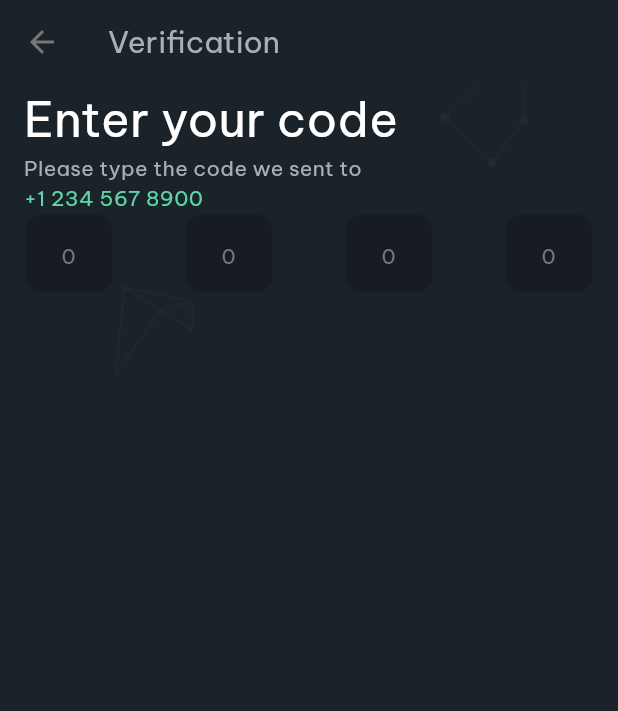
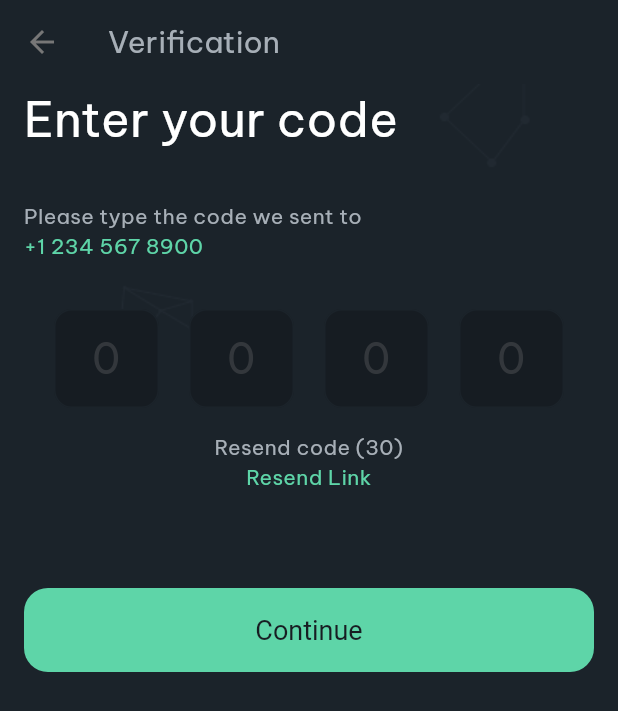
Before and after one commit to NjckEnder/TitansCrypto, a Flutter app: the VerificationOTPCode screen opened by its route, on a phone screen of 412 x 824 dp. Shown: the top 711 px of the screen. Run offline on Flutter 3.47's test engine with Material 2 defaults, Android fonts, the phone set to English and light mode, and no system bars; our stand-ins replace equatable, firebase_auth, firebase_core, firebase_storage, flutter_bloc, flutter_svg and 3 more; accounts and stored records are empty.

Commit message:
done UI OTP verification

```diff
--- a/lib/app/presentation/auth/verification_OTP/verification_OTP.dart
+++ b/lib/app/presentation/auth/verification_OTP/verification_OTP.dart
@@ -15,6 +15,7 @@ class VerificationOTPCode extends StatefulWidget {
 class _VerificationOTPCodeState extends State<VerificationOTPCode> {
   @override
   Widget build(BuildContext context) {
+    final width = MediaQuery.of(context).size.width;
     return AppViewLayout(
       mobileView: AppBackground(
           appBar: AppBar(
@@ -44,25 +45,37 @@ class _VerificationOTPCodeState extends State<VerificationOTPCode> {
                   text: 'Enter your code',
                   color: ThemeColors.textColor1,
                 ),
+                const AppPadding.medium(),
                 const AppText.labelLarge(
                   text: 'Please type the code we sent to',
                   color: ThemeColors.textColor2,
                 ),
                 const AppText.labelLarge(text: '+1 234 567 8900'),
-                Row(
-                  mainAxisAlignment: MainAxisAlignment.spaceBetween,
+                AppPadding(
+                  padding: const AppEdgeInsets.only(
+                      top: AppGapSize.large, bottom: AppGapSize.medium),
+                  child: Row(
+                    mainAxisAlignment: MainAxisAlignment.spaceEvenly,
                     children: [
                       SizedBox(
-                      width: 60,
-                      height: 54,
+                        width: width * 0.17,
                         child: TextFormField(
-                        decoration: const InputDecoration(hintText: '0'),
+                          decoration: InputDecoration(
+                            contentPadding: const EdgeInsets.all(12),
+                            hintText: '0',
+                            hintStyle: TextStyle(
+                              fontSize: 28,
+                              color: ThemeColors.textColor4.withOpacity(0.3),
+                            ),
+                          ),
                           onChanged: (value) {
                             if (value.length == 1) {
                               FocusScope.of(context).nextFocus();
                             }
                           },
                           keyboardType: TextInputType.number,
+                          style: const TextStyle(
+                              fontSize: 28, color: ThemeColors.textColor1),
                           textAlign: TextAlign.center,
                           inputFormatters: [
                             LengthLimitingTextInputFormatter(1),
@@ -71,16 +84,24 @@ class _VerificationOTPCodeState extends State<VerificationOTPCode> {
                         ),
                       ),
                       SizedBox(
-                      width: 60,
-                      height: 54,
+                        width: width * 0.17,
                         child: TextFormField(
-                        decoration: const InputDecoration(hintText: '0'),
+                          decoration: InputDecoration(
+                            contentPadding: const EdgeInsets.all(12),
+                            hintText: '0',
+                            hintStyle: TextStyle(
+                              fontSize: 28,
+                              color: ThemeColors.textColor4.withOpacity(0.3),
+                            ),
+                          ),
                           onChanged: (value) {
                             if (value.length == 1) {
                               FocusScope.of(context).nextFocus();
                             }
                           },
                           keyboardType: TextInputType.number,
+                          style: const TextStyle(
+                              fontSize: 28, color: ThemeColors.textColor1),
                           textAlign: TextAlign.center,
                           inputFormatters: [
                             LengthLimitingTextInputFormatter(1),
@@ -89,16 +110,24 @@ class _VerificationOTPCodeState extends State<VerificationOTPCode> {
                         ),
                       ),
                       SizedBox(
-                      width: 60,
-                      height: 54,
+                        width: width * 0.17,
                         child: TextFormField(
-                        decoration: const InputDecoration(hintText: '0'),
+                          decoration: InputDecoration(
+                            contentPadding: const EdgeInsets.all(12),
+                            hintText: '0',
+                            hintStyle: TextStyle(
+                              fontSize: 28,
+                              color: ThemeColors.textColor4.withOpacity(0.3),
+                            ),
+                          ),
                           onChanged: (value) {
                             if (value.length == 1) {
                               FocusScope.of(context).nextFocus();
                             }
                           },
                           keyboardType: TextInputType.number,
+                          style: const TextStyle(
+                              fontSize: 28, color: ThemeColors.textColor1),
                           textAlign: TextAlign.center,
                           inputFormatters: [
                             LengthLimitingTextInputFormatter(1),
@@ -107,16 +136,24 @@ class _VerificationOTPCodeState extends State<VerificationOTPCode> {
                         ),
                       ),
                       SizedBox(
-                      width: 60,
-                      height: 54,
+                        width: width * 0.17,
                         child: TextFormField(
-                        decoration: const InputDecoration(hintText: '0'),
+                          decoration: InputDecoration(
+                            contentPadding: const EdgeInsets.all(12),
+                            hintText: '0',
+                            hintStyle: TextStyle(
+                              fontSize: 28,
+                              color: ThemeColors.textColor4.withOpacity(0.3),
+                            ),
+                          ),
                           onChanged: (value) {
                             if (value.length == 1) {
                               FocusScope.of(context).nextFocus();
                             }
                           },
                           keyboardType: TextInputType.number,
+                          style: const TextStyle(
+                              fontSize: 28, color: ThemeColors.textColor1),
                           textAlign: TextAlign.center,
                           inputFormatters: [
                             LengthLimitingTextInputFormatter(1),
@@ -125,6 +162,19 @@ class _VerificationOTPCodeState extends State<VerificationOTPCode> {
                         ),
                       ),
                     ],
+                  ),
+                ),
+                const Center(
+                  child: AppText.labelLarge(
+                    text: 'Resend code (30)',
+                    color: ThemeColors.textColor2,
+                  ),
+                ),
+                const Center(child: AppText.labelLarge(text: 'Resend Link')),
+                const AppPadding.large(),
+                AppButton.max(
+                  title: 'Continue',
+                  onPressed: () {},
                 )
               ],
             ),
--- a/lib/theme/config/theme_data.dart
+++ b/lib/theme/config/theme_data.dart
@@ -44,7 +44,7 @@ class ThemePrimary {
                 BorderSide(color: ThemeColors.primaryColor.withOpacity(0.3))),
         filled: true,
         fillColor: ThemeColors.labelColor1,
-        hintStyle: ThemeText.bodyMedium.copyWith(color: ThemeColors.textColor4),
+        hintStyle: ThemeText.bodyMedium.copyWith(color: ThemeColors.textColor4, fontSize: 14),
         // focusColor: Colors.blueGrey,
       ),
     );
```
Lines whose indentation alone changed are shown as unchanged.
